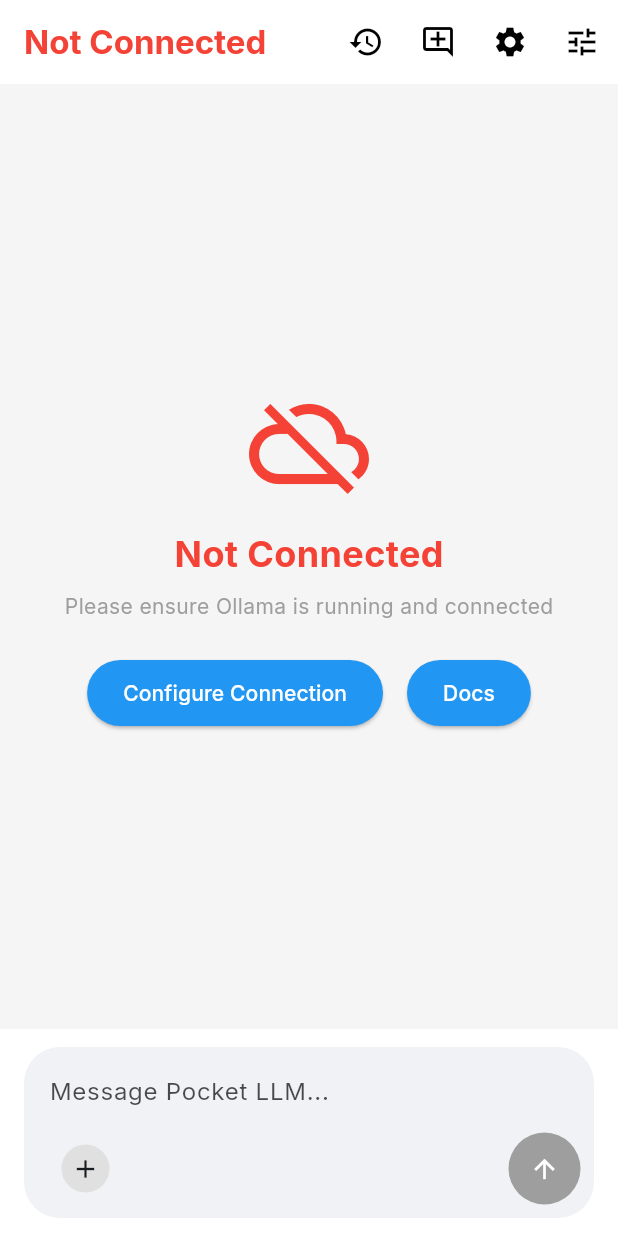
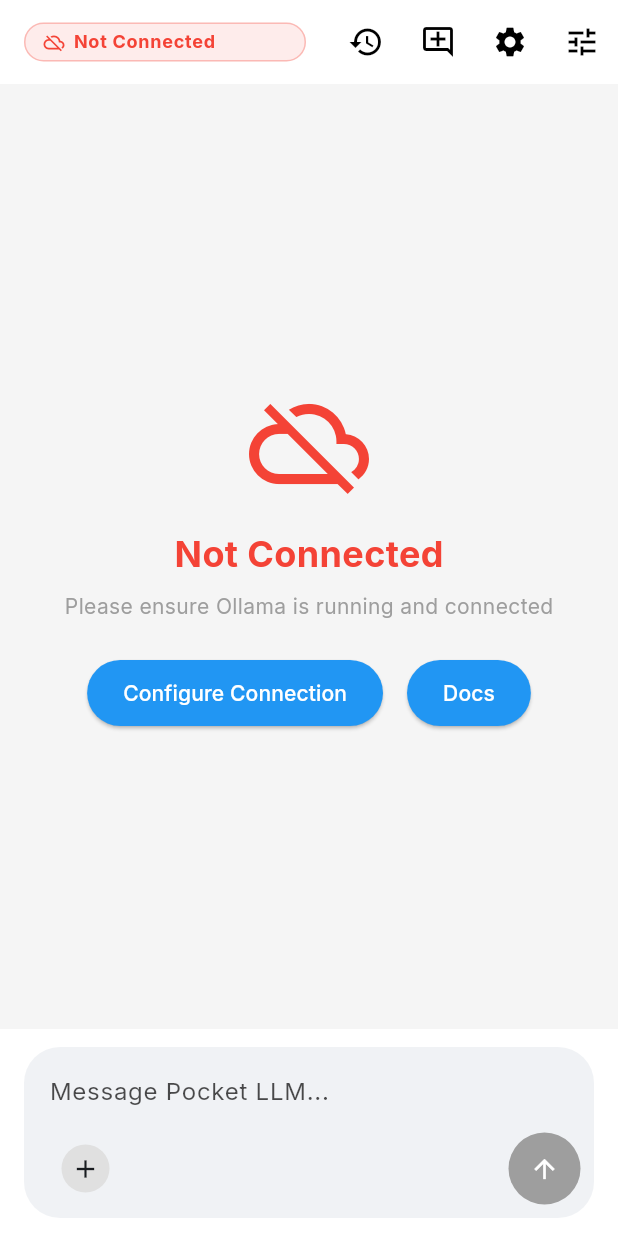
Before and after one commit to PocketLLM/pocketllm-lite, a Flutter app: the ChatScreen screen opened by its route, on a phone screen of 412 x 824 dp. Run offline on Flutter 3.47's test engine with Material 3 defaults, Android fonts, the phone set to English and light mode, and no system bars; our stand-ins replace connectivity_plus, flutter_colorpicker, flutter_markdown, flutter_native_splash, flutter_riverpod, go_router and 7 more; accounts and stored records are empty; network calls fail.

Commit message:
feat(ux): Make 'Not Connected' status interactive
- Replaced static red text with an interactive InkWell/Container chip.
- Added `_showConnectionHelpDialog` to explain connection issues and guide users to settings.
- Improved accessibility and actionability of the error state.
- Updated UX journal with learnings on interactive status indicators.

```diff
--- a/lib/features/chat/presentation/chat_screen.dart
+++ b/lib/features/chat/presentation/chat_screen.dart
@@ -44,11 +44,40 @@ class _ChatScreenState extends ConsumerState<ChatScreen> {
               child: connectionStatusAsync.when(
                 data: (isConnected) {
                   if (!isConnected) {
-                    return const Text(
-                      'Not Connected',
-                      style: TextStyle(
-                        color: Colors.red,
-                        fontWeight: FontWeight.bold,
+                    return InkWell(
+                      onTap: () => _showConnectionHelpDialog(context),
+                      borderRadius: BorderRadius.circular(20),
+                      child: Container(
+                        padding: const EdgeInsets.symmetric(
+                            horizontal: 12, vertical: 4),
+                        decoration: BoxDecoration(
+                          color: Colors.red.withValues(alpha: 0.1),
+                          borderRadius: BorderRadius.circular(20),
+                          border: Border.all(
+                            color: Colors.red.withValues(alpha: 0.3),
+                          ),
+                        ),
+                        child: Row(
+                          mainAxisSize: MainAxisSize.min,
+                          children: [
+                            const Icon(
+                              Icons.cloud_off,
+                              size: 14,
+                              color: Colors.red,
+                            ),
+                            const SizedBox(width: 6),
+                            Text(
+                              'Not Connected',
+                              style: Theme.of(context)
+                                  .textTheme
+                                  .labelMedium
+                                  ?.copyWith(
+                                    color: Colors.red,
+                                    fontWeight: FontWeight.bold,
+                                  ),
+                            ),
+                          ],
+                        ),
                       ),
                     );
                   }
@@ -260,6 +289,51 @@ class _ChatScreenState extends ConsumerState<ChatScreen> {
     );
   }
 
+  Future<void> _showConnectionHelpDialog(BuildContext context) async {
+    await showDialog(
+      context: context,
+      builder: (context) => AlertDialog(
+        title: const Row(
+          children: [
+            Icon(Icons.cloud_off, color: Colors.red),
+            SizedBox(width: 8),
+            Text('Ollama Not Connected', style: TextStyle(fontSize: 18)),
+          ],
+        ),
+        content: const Column(
+          mainAxisSize: MainAxisSize.min,
+          crossAxisAlignment: CrossAxisAlignment.start,
+          children: [
+            Text(
+              'Pocket LLM cannot reach the Ollama server.',
+              style: TextStyle(fontWeight: FontWeight.bold),
+            ),
+            SizedBox(height: 12),
+            Text('Possible causes:'),
+            SizedBox(height: 4),
+            Text('• Ollama is not running (run "ollama serve")'),
+            Text('• Termux session was closed'),
+            Text('• Incorrect endpoint URL in Settings'),
+          ],
+        ),
+        actions: [
+          TextButton(
+            onPressed: () => Navigator.pop(context),
+            child: const Text('Close'),
+          ),
+          FilledButton.icon(
+            onPressed: () {
+              Navigator.pop(context);
+              context.push('/settings');
+            },
+            icon: const Icon(Icons.settings),
+            label: const Text('Check Settings'),
+          ),
+        ],
+      ),
+    );
+  }
+
   Future<void> _showChatLimitDialog() async {
     final adService = AdService();
     final result = await showDialog<bool>(
```
Also changed, not shown: 1 other file.
